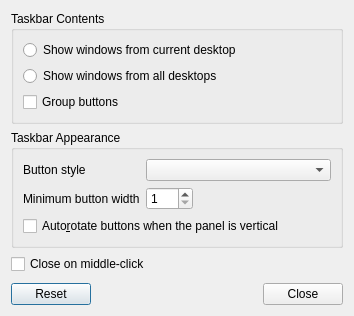
lxqt/lxqt-panel, file plugin-taskbar/lxqttaskbarconfiguration.ui: the form before one commit.
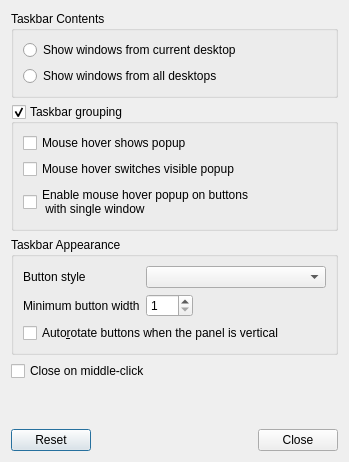
The form after the commit.

Commit message: added grouping behavior setup into configuration dialog

Diff of the .ui file:
```diff
--- a/plugin-taskbar/lxqttaskbarconfiguration.ui
+++ b/plugin-taskbar/lxqttaskbarconfiguration.ui
@@ -6,8 +6,8 @@
    <rect>
     <x>0</x>
     <y>0</y>
-    <width>354</width>
-    <height>316</height>
+    <width>349</width>
+    <height>462</height>
    </rect>
   </property>
   <property name="windowTitle">
@@ -40,10 +40,37 @@
         </attribute>
        </widget>
       </item>
+     </layout>
+    </widget>
+   </item>
+   <item>
+    <widget class="QGroupBox" name="groupingGB">
+     <property name="title">
+      <string>Taskbar grouping</string>
+     </property>
+     <property name="checkable">
+      <bool>true</bool>
+     </property>
+     <layout class="QVBoxLayout" name="verticalLayout_3">
       <item>
-       <widget class="QCheckBox" name="groupCB">
+       <widget class="QCheckBox" name="hoverActivateCB">
         <property name="text">
-         <string>Group buttons</string>
+         <string>Mouse hover shows popup</string>
+        </property>
+       </widget>
+      </item>
+      <item>
+       <widget class="QCheckBox" name="hoverSwitchCB">
+        <property name="text">
+         <string>Mouse hover switches visible popup</string>
+        </property>
+       </widget>
+      </item>
+      <item>
+       <widget class="QCheckBox" name="hoverSingleCB">
+        <property name="text">
+         <string>Enable mouse hover popup on buttons
+ with single window</string>
         </property>
        </widget>
       </item>
```
Left out of the diff: 24 changed lines with no effect on the pictures. The commit also changes 8 other files.
